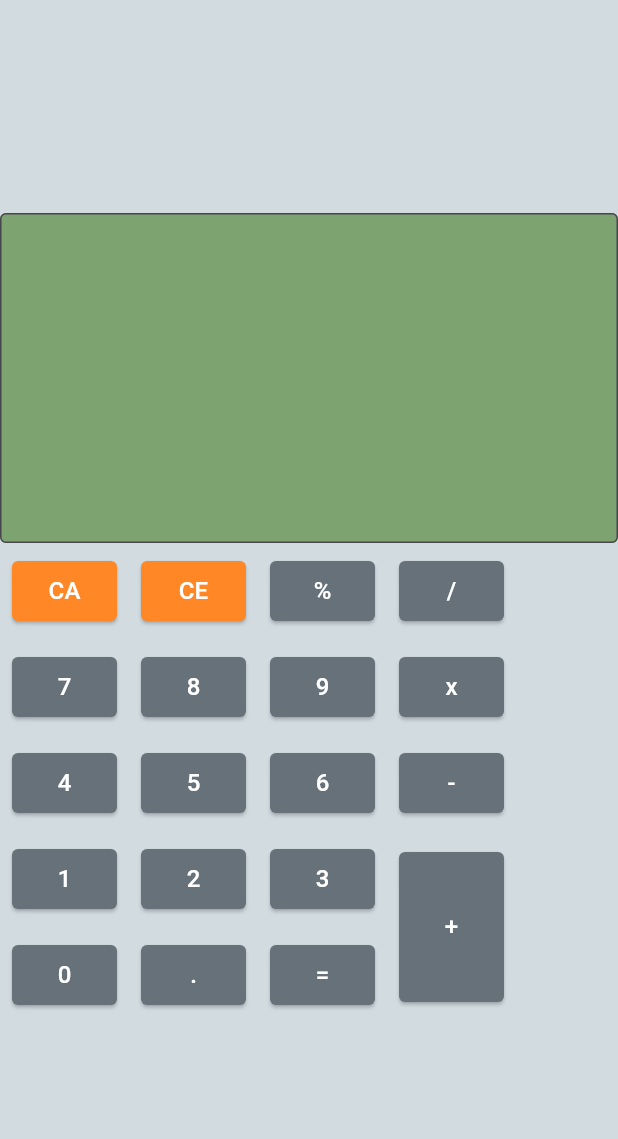
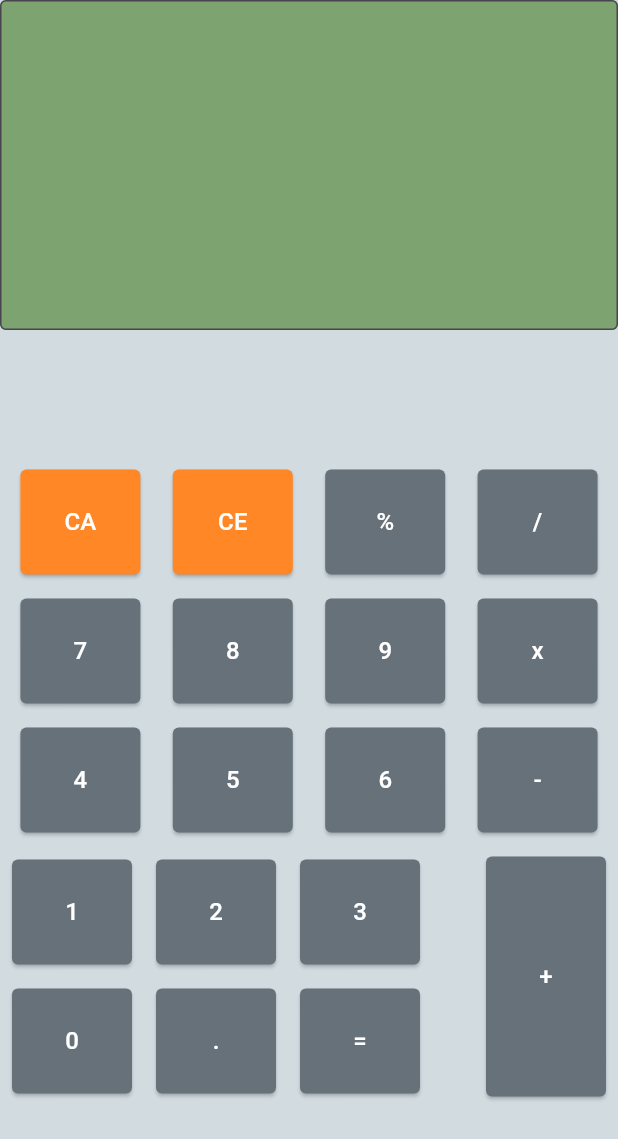
Before and after one commit to Kbn05/flutterCalculator, a Flutter app: the screen it shows after launch, on a phone screen of 412 x 824 dp. Shown: the top 1139 px of the screen. Run offline on Flutter 3.47's test engine with Material 3 defaults, Android fonts, the phone set to English and light mode, and no system bars; our stand-ins replace get, google_fonts.

Commit message:
Fix: Calculator View

```diff
--- a/lib/view/calculadoraStyle.dart
+++ b/lib/view/calculadoraStyle.dart
@@ -28,7 +28,12 @@ class _CalculatorViewState extends State<CalculatorView> {
             TextFieldcalculator(
               controller: _controller,
             ),
+            Expanded(
+              child: Column(
+                mainAxisAlignment: MainAxisAlignment.center,
+                children: [
                   Row(
+                    mainAxisAlignment: MainAxisAlignment.spaceEvenly,
                     children: [
                       Column(
                         children: [
@@ -41,7 +46,8 @@ class _CalculatorViewState extends State<CalculatorView> {
                               operation = "";
                             },
                             textoButton: "CA",
-                        color: const Color.fromARGB(255, 255, 135, 37)),
+                            color: const Color.fromARGB(255, 255, 135, 37),
+                          ),
                         ],
                       ),
                       Column(
@@ -52,7 +58,8 @@ class _CalculatorViewState extends State<CalculatorView> {
                                   .substring(0, _controller.text.length - 1);
                             },
                             textoButton: "CE",
-                        color: const Color.fromARGB(255, 255, 135, 37)),
+                            color: const Color.fromARGB(255, 255, 135, 37),
+                          ),
                         ],
                       ),
                       Column(
@@ -82,12 +89,13 @@ class _CalculatorViewState extends State<CalculatorView> {
                     ],
                   ),
                   Row(
+                    mainAxisAlignment: MainAxisAlignment.spaceEvenly,
                     children: [
                       Column(
                         children: [
                           MyBoton(
                             botonAccion: () {
-                        _controller.text += "7";
+                              _controller.text = "${_controller.text}7";
                             },
                             textoButton: "7",
                           ),
@@ -97,7 +105,7 @@ class _CalculatorViewState extends State<CalculatorView> {
                         children: [
                           MyBoton(
                             botonAccion: () {
-                        _controller.text += "8";
+                              _controller.text = "${_controller.text}8";
                             },
                             textoButton: "8",
                           ),
@@ -107,7 +115,7 @@ class _CalculatorViewState extends State<CalculatorView> {
                         children: [
                           MyBoton(
                             botonAccion: () {
-                        _controller.text += "9";
+                              _controller.text = "${_controller.text}9";
                             },
                             textoButton: "9",
                           ),
@@ -128,12 +136,13 @@ class _CalculatorViewState extends State<CalculatorView> {
                     ],
                   ),
                   Row(
+                    mainAxisAlignment: MainAxisAlignment.spaceEvenly,
                     children: [
                       Column(
                         children: [
                           MyBoton(
                             botonAccion: () {
-                        _controller.text += "4";
+                              _controller.text = "${_controller.text}4";
                             },
                             textoButton: "4",
                           ),
@@ -143,7 +152,7 @@ class _CalculatorViewState extends State<CalculatorView> {
                         children: [
                           MyBoton(
                             botonAccion: () {
-                        _controller.text += "5";
+                              _controller.text = "${_controller.text}5";
                             },
                             textoButton: "5",
                           ),
@@ -153,7 +162,7 @@ class _CalculatorViewState extends State<CalculatorView> {
                         children: [
                           MyBoton(
                             botonAccion: () {
-                        _controller.text += "6";
+                              _controller.text = "${_controller.text}6";
                             },
                             textoButton: "6",
                           ),
@@ -175,7 +184,11 @@ class _CalculatorViewState extends State<CalculatorView> {
                   ),
                   Row(
                     children: [
-                Column(
+                      Expanded(
+                        child: Container(
+                          color: const Color.fromARGB(255, 209, 219, 224),
+                          child: Column(
+                            mainAxisAlignment: MainAxisAlignment.center,
                             children: [
                               Row(
                                 children: [
@@ -220,24 +233,23 @@ class _CalculatorViewState extends State<CalculatorView> {
                                       try {
                                         switch (operation) {
                                           case "+":
-                                  result =
-                                      (double.parse(val1) + double.parse(val2))
+                                            result = (double.parse(val1) +
+                                                    double.parse(val2))
                                                 .toString();
                                             break;
                                           case "-":
-                                  result =
-                                      (double.parse(val1) - double.parse(val2))
+                                            result = (double.parse(val1) -
+                                                    double.parse(val2))
                                                 .toString();
                                             break;
                                           case "x":
-                                  result =
-                                      (double.parse(val1) * double.parse(val2))
+                                            result = (double.parse(val1) *
+                                                    double.parse(val2))
                                                 .toString();
                                             break;
                                           case "/":
                                             if (double.parse(val2) == 0) {
                                               result = "Error";
-                                    break;
                                             } else {
                                               result = (double.parse(val1) /
                                                       double.parse(val2))
@@ -252,8 +264,9 @@ class _CalculatorViewState extends State<CalculatorView> {
                                             break;
                                         }
                                         if (double.parse(result) % 1 == 0) {
-                                result =
-                                    double.parse(result).toInt().toString();
+                                          result = double.parse(result)
+                                              .toInt()
+                                              .toString();
                                         }
                                         _controller.text = result;
                                         val1 = '0';
@@ -270,6 +283,8 @@ class _CalculatorViewState extends State<CalculatorView> {
                               ),
                             ],
                           ),
+                        ),
+                      ),
                       Column(
                         children: [
                           MyBoton(
@@ -279,7 +294,7 @@ class _CalculatorViewState extends State<CalculatorView> {
                               operation = "+";
                             },
                             textoButton: "+",
-                      size: const Size(70, 100),
+                            size: const Size(80, 160),
                           ),
                         ],
                       ),
@@ -287,6 +302,9 @@ class _CalculatorViewState extends State<CalculatorView> {
                   ),
                 ],
               ),
+            ),
+          ],
+        ),
       ), // This trailing comma makes auto-formatting nicer for build methods.
     );
   }
--- a/lib/widgets/botoncito.dart
+++ b/lib/widgets/botoncito.dart
@@ -27,7 +27,7 @@ class MyBoton extends StatelessWidget {
           botonAccion();
         },
         style: ButtonStyle(
-          fixedSize: MaterialStateProperty.all(size ?? const Size(70, 40)),
+          fixedSize: MaterialStateProperty.all(size ?? const Size(80, 70)),
           backgroundColor: MaterialStateProperty.all(
               color ?? const Color.fromARGB(255, 103, 113, 121)),
           shape: MaterialStateProperty.all<RoundedRectangleBorder>(
```
Lines whose indentation alone changed are shown as unchanged.
